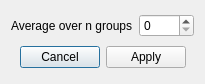
Before: the Qt Designer form ui/RunningAverage.ui in mhorn71/StarbaseMini, drawn with Qt 5.
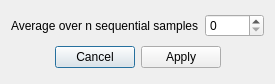
After: the same form once the commit is applied.

Commit message: Updated RunningAverage label, and updated copyright year to 2017

Patch:
```diff
--- a/ui/RunningAverage.ui
+++ b/ui/RunningAverage.ui
@@ -6,7 +6,7 @@
    <rect>
     <x>0</x>
     <y>0</y>
-    <width>205</width>
+    <width>275</width>
     <height>84</height>
    </rect>
   </property>
@@ -19,7 +19,7 @@
      <item>
       <widget class="QLabel" name="label">
        <property name="text">
-        <string>Average over n groups</string>
+        <string>Average over n sequential samples</string>
        </property>
       </widget>
      </item>
```
The commit also changes 2 other files.
